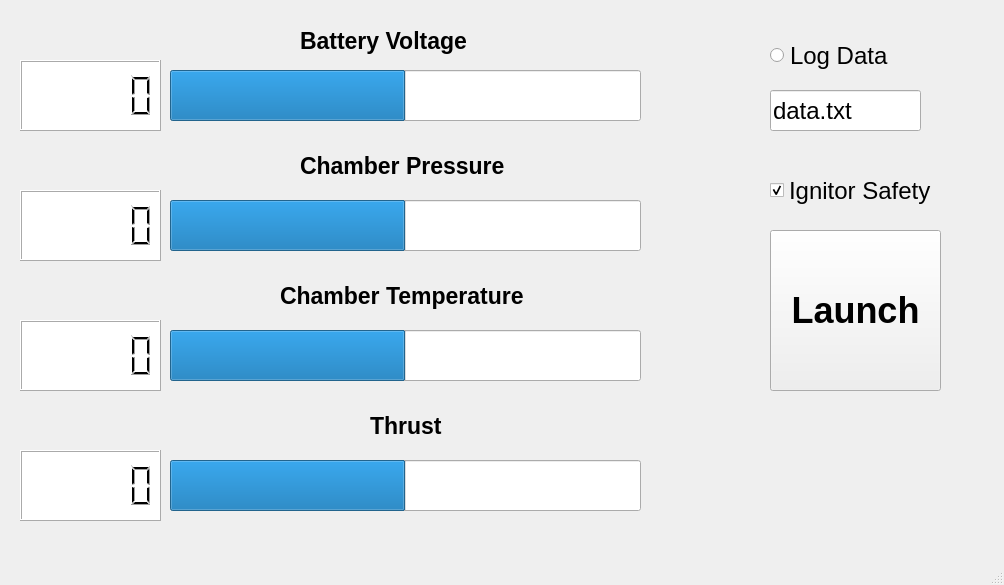
Above: IcarusGUI.ui from cody1155/testblockGUI before the change. Below: the same form after it.
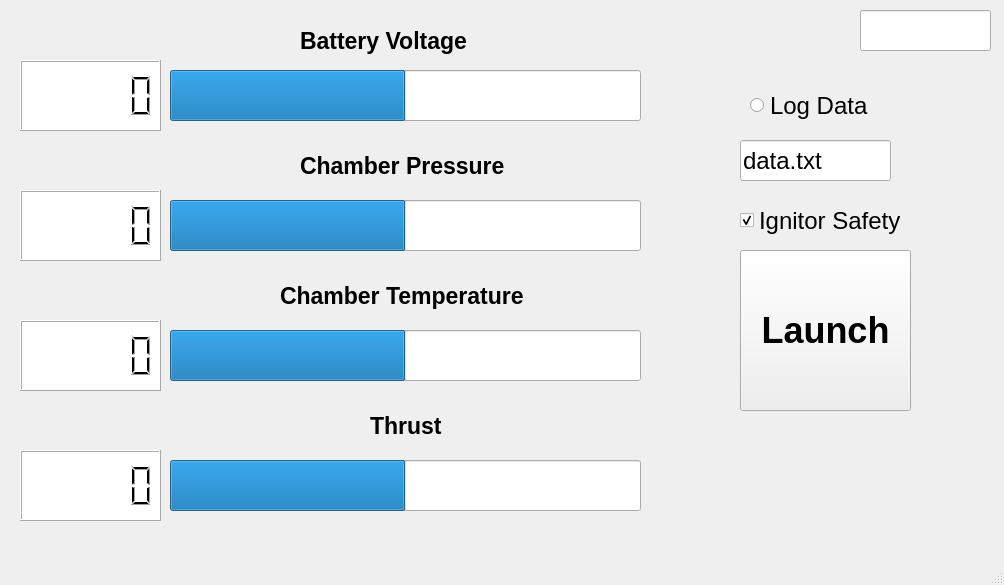
That is the form after the change. Icons and pictures are not drawn.

Commit message: added a time edit box for displaying current time

```diff
--- a/IcarusGUI.ui
+++ b/IcarusGUI.ui
@@ -104,8 +104,8 @@
    <widget class="QPushButton" name="launchPushButton">
     <property name="geometry">
      <rect>
-      <x>770</x>
-      <y>230</y>
+      <x>740</x>
+      <y>250</y>
       <width>171</width>
       <height>161</height>
      </rect>
@@ -127,8 +127,8 @@
    <widget class="QCheckBox" name="ignitorSafetyCheckBox">
     <property name="geometry">
      <rect>
-      <x>770</x>
-      <y>170</y>
+      <x>740</x>
+      <y>200</y>
       <width>171</width>
       <height>41</height>
      </rect>
@@ -148,8 +148,8 @@
    <widget class="QRadioButton" name="logdataRadio">
     <property name="geometry">
      <rect>
-      <x>770</x>
-      <y>30</y>
+      <x>750</x>
+      <y>80</y>
       <width>131</width>
       <height>51</height>
      </rect>
@@ -169,8 +169,8 @@
    <widget class="QLineEdit" name="fileNameLineEdit">
     <property name="geometry">
      <rect>
-      <x>770</x>
-      <y>90</y>
+      <x>740</x>
+      <y>140</y>
       <width>151</width>
       <height>41</height>
      </rect>
@@ -365,8 +365,8 @@
    <widget class="QLabel" name="rpLabel">
     <property name="geometry">
      <rect>
-      <x>670</x>
-      <y>390</y>
+      <x>660</x>
+      <y>410</y>
       <width>301</width>
       <height>151</height>
      </rect>
@@ -381,6 +381,27 @@
      <bool>true</bool>
     </property>
    </widget>
+   <widget class="QLineEdit" name="timeBox">
+    <property name="geometry">
+     <rect>
+      <x>860</x>
+      <y>10</y>
+      <width>131</width>
+      <height>41</height>
+     </rect>
+    </property>
+    <property name="font">
+     <font>
+      <pointsize>22</pointsize>
+     </font>
+    </property>
+    <property name="text">
+     <string/>
+    </property>
+    <property name="cursorPosition">
+     <number>0</number>
+    </property>
+   </widget>
   </widget>
   <widget class="QStatusBar" name="statusbar"/>
   <action name="actionNew">
```
